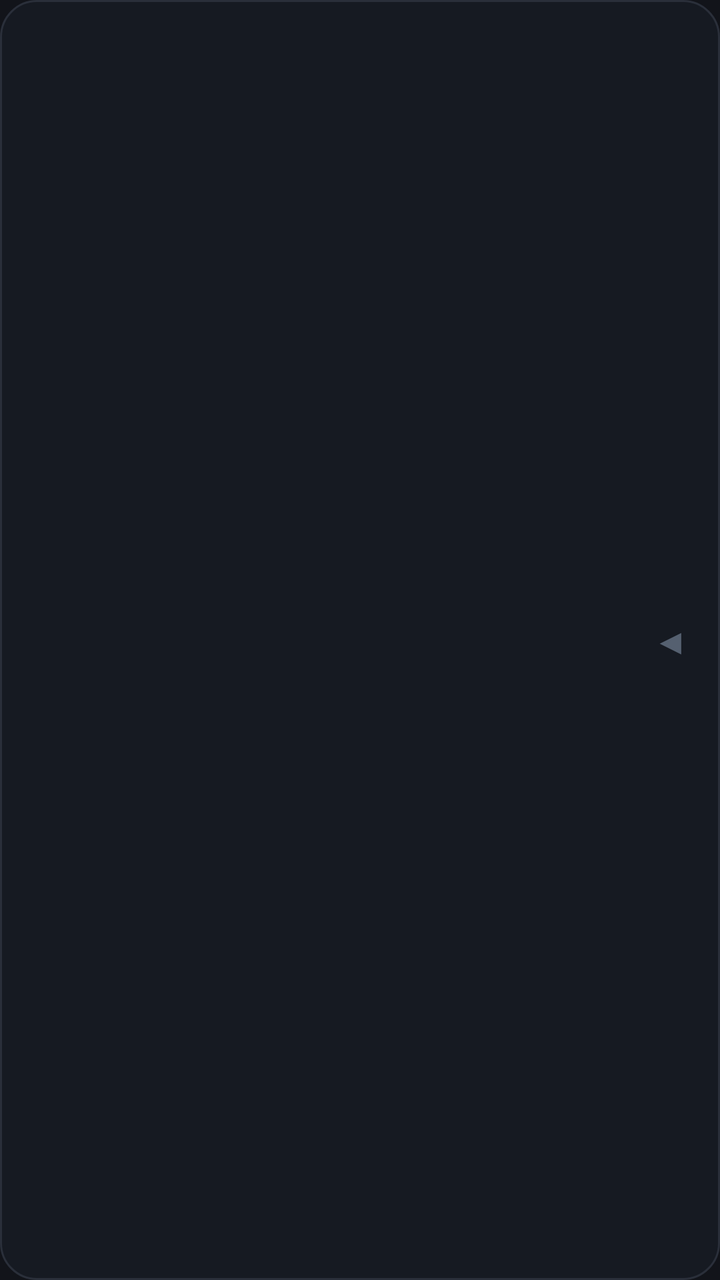
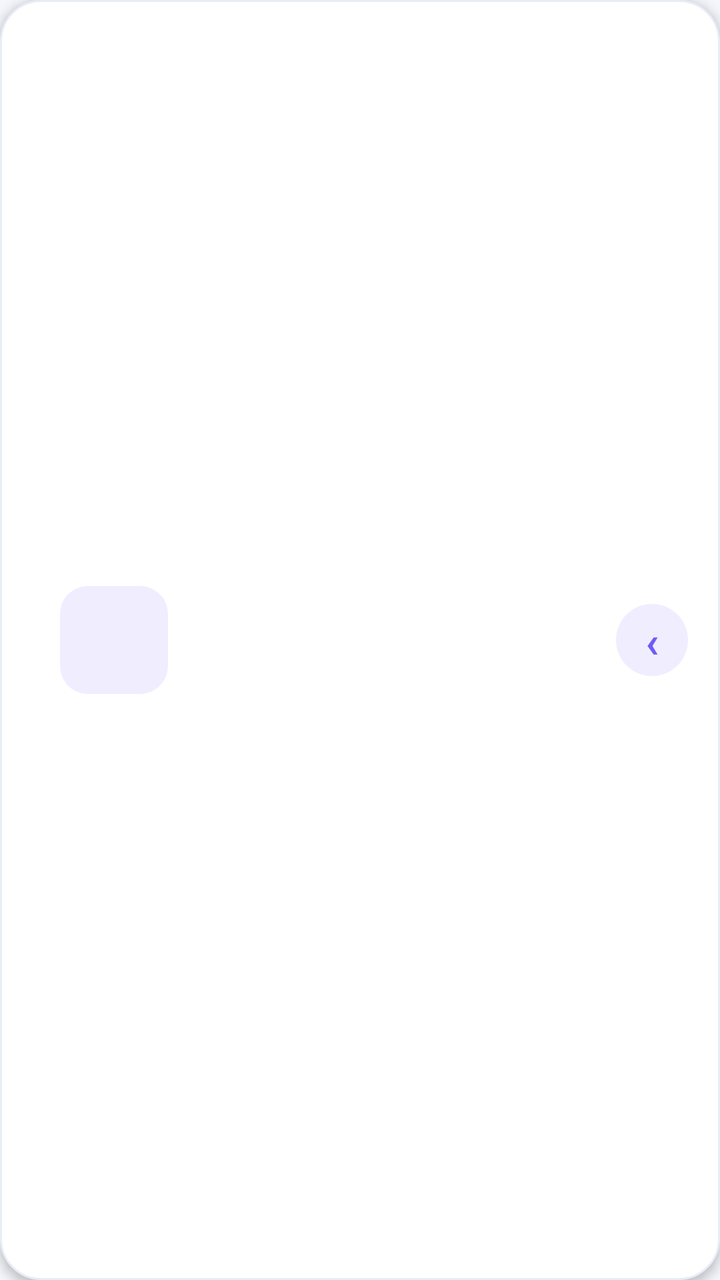

The first picture is an Android layout as it rendered before a commit; the second is the same layout after the commit. The layout source and the unified diff follow.
<!-- AndroidManifest.xml: application theme Theme.Gardoone -->
<!-- res/layout/card_game.xml -->
<?xml version="1.0" encoding="utf-8"?>
<LinearLayout xmlns:android="http://schemas.android.com/apk/res/android"
    android:layout_width="match_parent"
    android:layout_height="wrap_content"
    android:orientation="horizontal"
    android:gravity="center_vertical"
    android:background="@drawable/bg_library_card"
    android:padding="16dp"
    android:clickable="true"
    android:focusable="true"
    android:foreground="?android:attr/selectableItemBackground">

    <TextView
        android:id="@+id/tv_emoji"
        android:layout_width="wrap_content"
        android:layout_height="wrap_content"
        android:textSize="34sp"
        android:layout_marginStart="14dp" />

    <LinearLayout
        android:layout_width="0dp"
        android:layout_height="wrap_content"
        android:layout_weight="1"
        android:orientation="vertical">

        <TextView
            android:id="@+id/tv_title"
            android:layout_width="wrap_content"
            android:layout_height="wrap_content"
            android:textSize="19sp"
            android:textStyle="bold" />

        <TextView
            android:id="@+id/tv_desc"
            android:layout_width="wrap_content"
            android:layout_height="wrap_content"
            android:textColor="#8892A6"
            android:textSize="13sp"
            android:paddingTop="2dp" />
    </LinearLayout>

    <TextView
        android:layout_width="wrap_content"
        android:layout_height="wrap_content"
        android:text="◀"
        android:textColor="#556070"
        android:textSize="18sp" />
</LinearLayout>
<!-- resources referenced by this layout -->
<resources>
  <!-- drawable bg_library_card (drawable) -->
  <?xml version="1.0" encoding="utf-8"?>
  <shape xmlns:android="http://schemas.android.com/apk/res/android"
      android:shape="rectangle">
      <solid android:color="#161A22" />
      <corners android:radius="18dp" />
      <stroke android:width="1dp" android:color="#2A2F3A" />
  </shape>
  <style name="Theme.Gardoone" parent="Theme.AppCompat.NoActionBar">
          <item name="android:statusBarColor">#12141A</item>
          <item name="android:navigationBarColor">#12141A</item>
          <item name="android:textColor">#EEEEEE</item>
          <item name="android:windowBackground">#12141A</item>
      </style>
</resources>

<!-- the commit's change to res/layout/card_game.xml (unified diff, before → after) -->
@@ -4,17 +4,21 @@
     android:layout_height="wrap_content"
     android:orientation="horizontal"
     android:gravity="center_vertical"
-    android:background="@drawable/bg_library_card"
+    android:background="@drawable/card_white"
     android:padding="16dp"
+    android:layout_marginBottom="12dp"
+    android:elevation="3dp"
     android:clickable="true"
     android:focusable="true"
     android:foreground="?android:attr/selectableItemBackground">
 
     <TextView
         android:id="@+id/tv_emoji"
-        android:layout_width="wrap_content"
-        android:layout_height="wrap_content"
-        android:textSize="34sp"
+        android:layout_width="54dp"
+        android:layout_height="54dp"
+        android:gravity="center"
+        android:background="@drawable/bg_emoji"
+        android:textSize="26sp"
         android:layout_marginStart="14dp" />
 
     <LinearLayout
@@ -27,22 +31,27 @@
             android:id="@+id/tv_title"
             android:layout_width="wrap_content"
             android:layout_height="wrap_content"
-            android:textSize="19sp"
+            android:textColor="#1A2233"
+            android:textSize="17sp"
             android:textStyle="bold" />
 
         <TextView
             android:id="@+id/tv_desc"
             android:layout_width="wrap_content"
             android:layout_height="wrap_content"
-            android:textColor="#8892A6"
+            android:textColor="#8A93A6"
             android:textSize="13sp"
-            android:paddingTop="2dp" />
+            android:paddingTop="3dp" />
     </LinearLayout>
 
     <TextView
-        android:layout_width="wrap_content"
-        android:layout_height="wrap_content"
-        android:text="◀"
-        android:textColor="#556070"
-        android:textSize="18sp" />
+        android:id="@+id/tv_go"
+        android:layout_width="36dp"
+        android:layout_height="36dp"
+        android:gravity="center"
+        android:background="@drawable/bg_go"
+        android:text="‹"
+        android:textColor="#6D5DF6"
+        android:textSize="22sp"
+        android:textStyle="bold" />
 </LinearLayout>
<!-- resource entries referenced after the edit -->
@@ -1,18 +1,32 @@
 <!-- resources referenced by this layout -->
 <resources>
-  <!-- drawable bg_library_card (drawable) -->
+  <!-- drawable bg_emoji (drawable) -->
   <?xml version="1.0" encoding="utf-8"?>
   <shape xmlns:android="http://schemas.android.com/apk/res/android"
       android:shape="rectangle">
-      <solid android:color="#161A22" />
-      <corners android:radius="18dp" />
-      <stroke android:width="1dp" android:color="#2A2F3A" />
+      <solid android:color="#F0EDFF" />
+      <corners android:radius="14dp" />
   </shape>
-  <style name="Theme.Gardoone" parent="Theme.AppCompat.NoActionBar">
-          <item name="android:statusBarColor">#12141A</item>
-          <item name="android:navigationBarColor">#12141A</item>
-          <item name="android:textColor">#EEEEEE</item>
-          <item name="android:windowBackground">#12141A</item>
+  <!-- drawable bg_go (drawable) -->
+  <?xml version="1.0" encoding="utf-8"?>
+  <shape xmlns:android="http://schemas.android.com/apk/res/android"
+      android:shape="oval">
+      <solid android:color="#F0EDFF" />
+  </shape>
+  <!-- drawable card_white (drawable) -->
+  <?xml version="1.0" encoding="utf-8"?>
+  <shape xmlns:android="http://schemas.android.com/apk/res/android"
+      android:shape="rectangle">
+      <solid android:color="#FFFFFF" />
+      <corners android:radius="20dp" />
+      <stroke android:width="1dp" android:color="#E8ECF4" />
+  </shape>
+  <style name="Theme.Gardoone" parent="Theme.AppCompat.Light.NoActionBar">
+          <item name="android:statusBarColor">#F4F6FB</item>
+          <item name="android:windowBackground">#F4F6FB</item>
+          <item name="android:navigationBarColor">#F4F6FB</item>
+          <item name="android:textColor">#1A2233</item>
+          <item name="android:windowLightStatusBar">true</item>
       </style>
 </resources>
 
